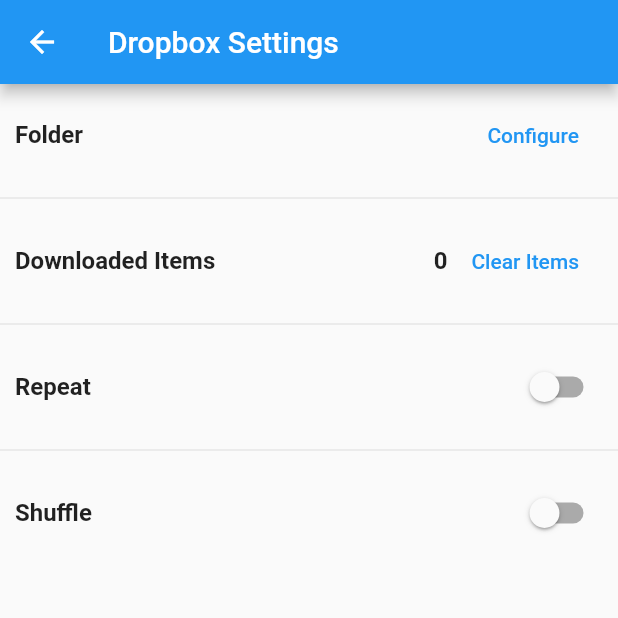
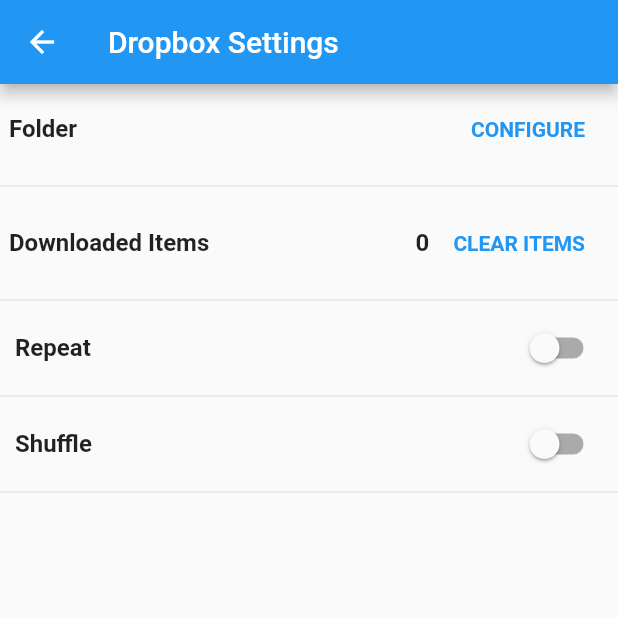
Before and after one commit to silvershadow82/dropbox-playlist, a Flutter app: the screen it shows after launch, after a tap on the "settings" icon, on a phone screen of 412 x 824 dp, the top half of it. Run offline on Flutter 3.47's test engine with Material 2 defaults, Android fonts, the phone set to English and light mode, and no system bars; our stand-ins replace shared_preferences, yaml; missing offline and left inert: audioplayer; network calls fail; statements that could not run were skipped.

Commit message:
Fixed shuffle, added downloaded status and app config

```diff
--- a/lib/dropbox.dart
+++ b/lib/dropbox.dart
@@ -2,16 +2,18 @@ import 'dart:async';
 import 'dart:convert';
 import 'dart:io';
 import 'package:http/http.dart' as http;
+import './storage.dart';
+import './properties.dart';
 
 typedef void OnError(Exception exception);
 
 class DropBox {
-  String token;
-  String appFolder;
+  Property token;
+  Storage storage;
 
-  DropBox({String token, String appFolder}) : assert(token != null) {
-    this.token = token;
-    this.appFolder = appFolder;
+  DropBox() {
+    this.token = new Property('accessToken');
+    Storage.getInstance().then((storage) => this.storage = storage);
   }
 
   /// List contents of a folder
@@ -21,7 +23,7 @@ class DropBox {
         bool includeDeleted = false}) async {
     var uri = new Uri.https('api.dropboxapi.com', '/2/files/list_folder');
     var response = await http.post(uri.toString(), headers: {
-    'Authorization': 'Bearer ${this.token}',
+    'Authorization': 'Bearer ${token.value}',
     'Content-Type': 'application/json'
     }, body: json.encode({
       'path': folder,
@@ -37,19 +39,20 @@ class DropBox {
   }
 
   Future<File> loadFile(String path) async {
-    var localFile = await createLocalFile(path);
+    var localFile = await storage.getLocalFile(path);
+
     /// Just return local file - no need to re-download
     if(await localFile.exists()) {
       return localFile;
     }
 
-    localFile = await localFile.create(recursive: true);
+    localFile = await storage.createLocalFile(localFile);
 
     final arg = json.encode({'path': path});
     var uri = new Uri.https('content.dropboxapi.com', '/2/files/download');
     var request = await new HttpClient().postUrl(uri);
 
-    request.headers.add('Authorization', 'Bearer ${this.token}');
+    request.headers.add('Authorization', 'Bearer ${token.value}');
     request.headers.add('Dropbox-API-Arg', arg);
 
     var response = await request.close();
@@ -57,10 +60,6 @@ class DropBox {
     await response.pipe(localFile.openWrite());
 
     return localFile;
-  }
-
-  Future<File> createLocalFile(String path) async {
-    return new File('$appFolder$path');
   }
 }
 
@@ -91,6 +90,8 @@ class Entry {
         pathDisplay = json['path_display'];
 
   bool isFile() => tag == 'file';
+
+  bool isAudioFile() => isFile() && (pathLower.endsWith('mp3') || pathLower.endsWith('m4a'));
 
   bool isFolder() => tag == 'folder';
 }
--- a/lib/main.dart
+++ b/lib/main.dart
@@ -1,7 +1,11 @@
 import 'package:flutter/material.dart';
 import './playlist.dart';
+import './properties.dart';
 
-void main() => runApp(new MyApp());
+void main() async {
+  await Property.init();
+  runApp(new MyApp());
+}
 
 class MyApp extends StatelessWidget {
   // This widget is the root of your application.
--- a/lib/playlist.dart
+++ b/lib/playlist.dart
@@ -1,13 +1,12 @@
-import 'dart:async';
 import 'dart:collection';
 import 'dart:math';
 import 'package:flutter/material.dart';
 import 'package:shared_preferences/shared_preferences.dart';
 import 'package:audioplayer/audioplayer.dart';
-import 'package:path_provider/path_provider.dart';
 import './settings.dart';
 import './properties.dart';
 import './dropbox.dart';
+import './storage.dart';
 
 class Playlist extends StatefulWidget {
   @override
@@ -25,6 +24,7 @@ class PlaySettings {
 
 class PlayListState extends State<Playlist> {
   DropBox dropBox;
+  Storage storage;
   AudioPlayer audioPlayer;
   PlayerState playerState = PlayerState.Stopped;
   Queue<PlayListItem> playQueue;
@@ -81,8 +81,8 @@ class PlayListState extends State<Playlist> {
       playList.shuffle(new Random());
     }
 
-    for (num i = 0; i < length; i++) {
-      playQueue.add(items.elementAt((index + i) % length));
+    for (var i = 0; i < length; i++) {
+      playQueue.add(playList.elementAt((index + i) % length));
     }
 
     print('Starting new queue with ${playQueue
@@ -110,11 +110,12 @@ class PlayListState extends State<Playlist> {
   @override
   void initState() {
     super.initState();
-    initDropBoxClient().then((ready) {
-      if (ready) {
-        initAudioPlayer();
-      }
-    });
+
+    initDropBoxClient();
+    initAudioPlayer();
+
+    Storage.getInstance().then((storage) => this.storage = storage);
+
     SharedPreferences.getInstance().then((prefs) {
       var repeat = prefs.get(prefsRepeatKey) ?? false;
       var shuffle = prefs.get(prefsShuffleKey) ?? false;
@@ -153,21 +154,22 @@ class PlayListState extends State<Playlist> {
     final folder = preferences.getString(prefsFolderKey);
     if (folder != null) {
       var entries = await dropBox.listFolder(folder, includeMediaInfo: true);
-      Set<PlayListItem> playListItems = entries.where((entry) => entry.isFile()
-          && (entry.pathLower.endsWith('mp3') || entry.pathLower.endsWith('m4a')))
-          .map((entry) => new PlayListItem(entry.name, 'Me', entry.pathLower))
-          .toSet();
+      List<String> localItems = await storage.listLocalItems(recursive: true);
+      Set<PlayListItem> playListItems = entries.where((entry) =>
+          entry.isAudioFile())
+          .map((entry) {
+        final local = localItems.firstWhere((item) =>
+            item.endsWith(entry.pathLower), orElse: () => null);
+        return new PlayListItem(entry.name, 'Me', entry.pathLower, downloaded: local != null);
+      }).toSet();
       setState(() {
         items = playListItems;
       });
     }
   }
 
-  Future<bool> initDropBoxClient() async {
-    final accessToken = new Property('accessToken');
-    var dir = await getApplicationDocumentsDirectory();
-    dropBox = new DropBox(token: accessToken.value, appFolder: dir.path);
-    return true;
+  void initDropBoxClient() {
+    dropBox = new DropBox();
   }
 
   void initAudioPlayer() {
@@ -210,10 +212,13 @@ class PlayListItem {
   Duration duration;
   Duration position;
   bool playing = false;
+  bool downloaded = false;
 
   final iconSize = 32.0;
 
-  PlayListItem(this.name, this.author, this.path);
+  PlayListItem(this.name, this.author, this.path, {downloaded: false}) {
+    this.downloaded = downloaded;
+  }
 
   void play(Duration duration) {
     this.position = new Duration();
@@ -270,7 +275,7 @@ class PlayListItem {
             ? buildProgressIndicator()
             : new Icon(Icons.play_circle_outline)),
         iconSize: iconSize,
-        color: Colors.blue,
+        color: (downloaded == true ? Colors.green : Colors.blue),
         onPressed: () => playCallback(this),
       ),
     );
--- a/lib/properties.dart
+++ b/lib/properties.dart
@@ -1,5 +1,5 @@
-import 'dart:io';
 import 'package:yaml/yaml.dart';
+import 'package:flutter/services.dart' show rootBundle;
 
 const headerSize = 24.0;
 const padding = 10.0;
@@ -13,28 +13,21 @@ class Property {
   final String name;
   final String value;
 
-  static Map<String, Property> _cache = new Map<String, Property>();
+  static final Map<String, Property> _cache = new Map<String, Property>();
 
   factory Property(String name) {
-    if(_cache.isEmpty) {
-      _loadProperties();
-    }
-
     if(_cache.containsKey(name)) {
       return _cache[name];
-    } else {
-      return new Property._internal(name, null);
     }
+    return new Property._internal(name, null);
   }
 
   Property._internal(this.name, this.value);
 
-  static void _loadProperties() {
-    File file = new File('env/config.dev.yaml');
-    if(file?.existsSync() == true) {
-      Map app = loadYaml(file.readAsStringSync());
-      Map properties = app['properties'];
-      properties.forEach((key, value) => _cache[key] = new Property._internal(key, value.toString()));
-    }
+  static init() async {
+    String yaml = await rootBundle.loadString('config/config.yaml');
+    Map appConfig = loadYaml(yaml);
+    Map properties = appConfig['app']['properties'];
+    properties.forEach((key, value) => _cache[key] = new Property._internal(key, value));
   }
 }
--- a/lib/settings.dart
+++ b/lib/settings.dart
@@ -1,10 +1,8 @@
-import 'dart:convert';
-import 'dart:io';
 import 'package:flutter/material.dart';
 import 'package:shared_preferences/shared_preferences.dart';
-import 'package:path_provider/path_provider.dart';
 import './properties.dart';
 import './dropbox.dart';
+import './storage.dart';
 
 class Settings extends StatefulWidget {
   @override
@@ -14,6 +12,7 @@ class Settings extends StatefulWidget {
 class SettingsState extends State<Settings> {
   // Part of state
   DropBox dropBox;
+  Storage storage;
   String folder;
   bool showDropBoxFolders;
   num downloadedItemCount = 0;
@@ -22,8 +21,7 @@ class SettingsState extends State<Settings> {
   List<String> dropBoxFolders = [];
 
   SettingsState() : super() {
-    final accessToken = new Property('accessToken');
-    dropBox = new DropBox(token: accessToken.value);
+    dropBox = new DropBox();
   }
 
   _configureFolder() async {
@@ -50,10 +48,7 @@ class SettingsState extends State<Settings> {
   }
 
   _clearDownloadedItems() async {
-    Directory directory = await getApplicationDocumentsDirectory();
-    var items = directory.list(recursive: true);
-
-    items.forEach((file) => file.delete(recursive: true));
+    await storage.clearLocalItems();
 
     setState(() {
       this.downloadedItemCount = 0;
@@ -80,13 +75,13 @@ class SettingsState extends State<Settings> {
 
   _buildSettingsUI() {
     final configureButton = new FlatButton(
-        child: new Text('Configure'),
+        child: new Text('CONFIGURE', style: new TextStyle(fontWeight: FontWeight.bold)),
         textColor: Colors.blue,
         onPressed: _configureFolder);
     final clearDownloadedItemsButton = new FlatButton(
       onPressed: _clearDownloadedItems,
       disabledTextColor: Colors.grey[400],
-      child: new Text('Clear Items'),
+      child: new Text('CLEAR ITEMS', style: new TextStyle(fontWeight: FontWeight.bold)),
       textColor: Colors.blue,
     );
 
@@ -95,7 +90,7 @@ class SettingsState extends State<Settings> {
 
     List<Widget> widgets = [
       new Container(
-          padding: new EdgeInsets.all(padding),
+          padding: new EdgeInsets.all(padding - 4.0),
           child: new Row(
             mainAxisAlignment: MainAxisAlignment.spaceBetween,
             children: <Widget>[
@@ -118,7 +113,7 @@ class SettingsState extends State<Settings> {
           )),
       new Divider(),
       new Container(
-        padding: new EdgeInsets.all(padding),
+        padding: new EdgeInsets.all(padding - 4.0),
         child: new Row(
           mainAxisAlignment: MainAxisAlignment.spaceBetween,
           children: <Widget>[
@@ -128,7 +123,8 @@ class SettingsState extends State<Settings> {
             ),
             new Row(
               children: <Widget>[
-                new Text('$downloadedItemCount',
+                new Text(
+                  '$downloadedItemCount',
                   style: valueStyle,
                 ),
                 clearDownloadedItemsButton
@@ -139,26 +135,33 @@ class SettingsState extends State<Settings> {
       ),
       new Divider(),
       new Container(
-        padding: new EdgeInsets.all(padding),
+        padding: new EdgeInsets.symmetric(horizontal: padding),
         child: new Row(
           mainAxisAlignment: MainAxisAlignment.spaceBetween,
           children: <Widget>[
-            new Text('Repeat', style: valueStyle,),
+            new Text(
+              'Repeat',
+              style: valueStyle,
+            ),
             new Switch(value: this.repeat, onChanged: _onRepeatChanged)
           ],
         ),
       ),
       new Divider(),
       new Container(
-        padding: new EdgeInsets.all(padding),
+        padding: new EdgeInsets.symmetric(horizontal: padding),
         child: new Row(
           mainAxisAlignment: MainAxisAlignment.spaceBetween,
           children: <Widget>[
-            new Text('Shuffle', style: valueStyle,),
+            new Text(
+              'Shuffle',
+              style: valueStyle,
+            ),
             new Switch(value: this.shuffle, onChanged: _onShuffleChanged)
           ],
         ),
-      )
+      ),
+      new Divider()
     ];
 
     if (showDropBoxFolders) {
@@ -200,10 +203,11 @@ class SettingsState extends State<Settings> {
       this.repeat = preferences.get(prefsRepeatKey) ?? false;
       this.shuffle = preferences.get(prefsShuffleKey) ?? false;
     });
-    getApplicationDocumentsDirectory().then((directory) {
-      List<FileSystemEntity> items = directory.listSync(recursive: true);
-      this.downloadedItemCount = items.length;
-    });
+
+    Storage.getInstance().then((storage) {
+      this.storage = storage;
+      return storage.listLocalItems(recursive: true);
+    }).then((items) => this.downloadedItemCount = items.length);
   }
 
   @override
--- /dev/null
+++ b/lib/storage.dart
@@ -0,0 +1,44 @@
+import 'dart:async';
+import 'dart:io';
+import 'package:path_provider/path_provider.dart';
+
+class Storage {
+  Directory appFolder;
+  static Storage _instance;
+
+  Storage._internal(this.appFolder);
+
+  static Future<Storage> getInstance() async {
+    if (_instance == null) {
+      Directory dir = await getApplicationDocumentsDirectory();
+      _instance = new Storage._internal(dir);
+    }
+    return _instance;
+  }
+
+  listLocalItems({recursive: false}) async {
+    return appFolder
+        .list(recursive: recursive)
+        .map((entity) => entity.path)
+        .toList();
+  }
+
+  clearLocalItems() async {
+    var items = appFolder.list(recursive: true);
+    return items.forEach((file) => file.delete(recursive: true));
+  }
+
+  getLocalFile(String path) async {
+    return new File('${appFolder.path}$path');
+  }
+
+  createLocalFile(String path) async {
+    var file = getLocalFile(path);
+
+    if (await file.exists()) {
+      return file;
+    }
+
+    return await file.create(recursive: true);
+  }
+}
--- a/pubspec.yaml
+++ b/pubspec.yaml
@@ -14,6 +14,7 @@ dependencies:
   audioplayer: ^0.4.0
   path_provider: ^0.4.0
   yaml: ^2.1.13
+  path: ^1.5.1
 
 
 dev_dependencies:
@@ -31,6 +32,9 @@ flutter:
   # included with your application, so that you can use the icons in
   # the material Icons class.
   uses-material-design: true
+
+  assets:
+    - config/config.yaml
 
   # To add assets to your application, add an assets section, like this:
   # assets:
```
Also changed, not shown: pubspec.lock, 6 other files.
